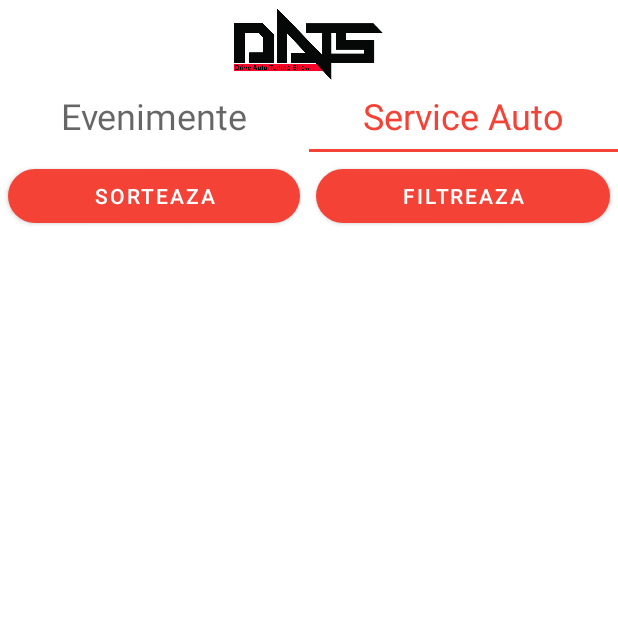
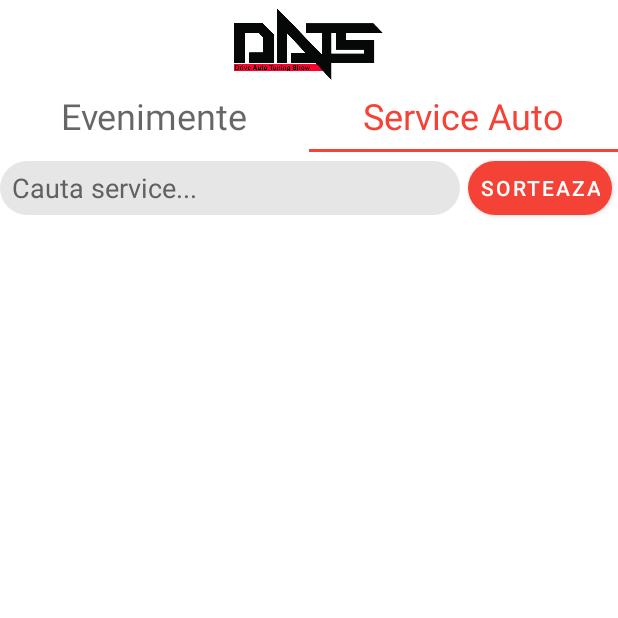
Before and after one commit to carol8/DATS_Evenimente, an Android app: the screen it shows after launch (MainActivity), tab 2 chosen, on a phone screen of 412 x 824 dp, the top half of it. Run offline under Robolectric (Android 15) with nearby library versions, the phone set to English and light mode, and no system bars; our stand-ins replace Firebase (no records; nobody signed in at launch, a user with empty details on screens opened directly).

Commit message:
Finished filtering

```diff
--- a/app/build.gradle
+++ b/app/build.gradle
@@ -40,6 +40,9 @@ android {
         sourceCompatibility JavaVersion.VERSION_1_8
         targetCompatibility JavaVersion.VERSION_1_8
     }
+    buildFeatures {
+        viewBinding true
+    }
 }
 
 dependencies {
@@ -55,6 +58,9 @@ dependencies {
     implementation 'com.google.android.gms:play-services-maps:18.0.2'
     implementation 'com.google.firebase:firebase-storage'
     implementation 'com.github.bumptech.glide:glide:4.13.0'
+    implementation 'androidx.navigation:navigation-fragment:2.4.1'
+    implementation 'androidx.navigation:navigation-ui:2.4.1'
     annotationProcessor 'com.github.bumptech.glide:compiler:4.13.0'
     implementation 'com.firebaseui:firebase-ui-storage:7.2.0'
+    implementation 'com.google.android.material:material:1.5.0'
 }
--- a/app/src/main/java/com/carol8/datsevenimente/controller/ServiciiAdapter.java
+++ b/app/src/main/java/com/carol8/datsevenimente/controller/ServiciiAdapter.java
@@ -30,11 +30,12 @@ import com.google.android.gms.maps.model.MarkerOptions;
 
 import java.util.ArrayList;
 import java.util.Collections;
-import java.util.Comparator;
 import java.util.List;
+import java.util.Locale;
 
 public class ServiciiAdapter extends RecyclerView.Adapter<ServiciiAdapter.ViewHolder>{
-    private final ArrayList<Service> mServicii = new ArrayList<>();
+    private final ArrayList<Service> servicii = new ArrayList<>();
+    private final ArrayList<Service> serviciiFiltrate = new ArrayList<>();
 
     public ServiciiAdapter() {}
 
@@ -49,7 +50,7 @@ public class ServiciiAdapter extends RecyclerView.Adapter<ServiciiAdapter.ViewHo
 
     @Override
     public void onBindViewHolder(@NonNull ServiciiAdapter.ViewHolder holder, int position) {
-        Service service = mServicii.get(position);
+        Service service = serviciiFiltrate.get(position);
 
         holder.numeTextView.setText(service.getNume());
         holder.nrTelefonTextView.setText(String.format("Telefon: %s", service.getNrTelefon()));
@@ -71,18 +72,20 @@ public class ServiciiAdapter extends RecyclerView.Adapter<ServiciiAdapter.ViewHo
 
     @Override
     public int getItemCount() {
-        return mServicii.size();
+        return serviciiFiltrate.size();
     }
 
     @SuppressLint("NotifyDataSetChanged")
     public void clear() {
-        mServicii.clear();
+        servicii.clear();
+        FiltrareServicii("");
         notifyDataSetChanged();
     }
 
     @SuppressLint("NotifyDataSetChanged")
     public void addAllServicii(List<Service> list) {
-        mServicii.addAll(list);
+        servicii.addAll(list);
+        FiltrareServicii("");
         notifyDataSetChanged();
     }
 
@@ -90,11 +93,11 @@ public class ServiciiAdapter extends RecyclerView.Adapter<ServiciiAdapter.ViewHo
     public void sortareServicii(String tip){
         switch (tip){
             case "Alfabetic":
-                Collections.sort(mServicii, (service, t1) -> service.getNume().compareTo(t1.getNume()));
+                Collections.sort(serviciiFiltrate, (service, t1) -> service.getNume().compareTo(t1.getNume()));
                 notifyDataSetChanged();
                 break;
             case "Numar servicii descrescator":
-                Collections.sort(mServicii, (service, t1) ->
+                Collections.sort(serviciiFiltrate, (service, t1) ->
                         t1.getServicii().size() - service.getServicii().size() != 0 ?
                         t1.getServicii().size() - service.getServicii().size() :
                         service.getNume().compareTo(t1.getNume()));
@@ -103,6 +106,23 @@ public class ServiciiAdapter extends RecyclerView.Adapter<ServiciiAdapter.ViewHo
             default:
                 break;
         }
+    }
+
+    @SuppressLint("NotifyDataSetChanged")
+    public void FiltrareServicii(String filtru){
+        serviciiFiltrate.clear();
+        filtru = filtru.toLowerCase(Locale.ROOT).trim();
+        if(filtru.compareTo("") == 0){
+            serviciiFiltrate.addAll(servicii);
+        }
+        else{
+            for(Service service : servicii){
+                if(service.getServiciiString().toLowerCase(Locale.ROOT).trim().contains(filtru)){
+                    serviciiFiltrate.add(service);
+                }
+            }
+        }
+        notifyDataSetChanged();
     }
 
     public static class ViewHolder extends RecyclerView.ViewHolder implements OnMapReadyCallback {
--- a/app/src/main/java/com/carol8/datsevenimente/view/Servicii.java
+++ b/app/src/main/java/com/carol8/datsevenimente/view/Servicii.java
@@ -1,6 +1,8 @@
 package com.carol8.datsevenimente.view;
 
 import android.os.Bundle;
+import android.text.Editable;
+import android.text.TextWatcher;
 import android.util.Pair;
 import android.view.Gravity;
 import android.view.LayoutInflater;
@@ -9,6 +11,7 @@ import android.view.MenuItem;
 import android.view.View;
 import android.view.ViewGroup;
 import android.widget.Button;
+import android.widget.EditText;
 import android.widget.PopupMenu;
 
 import androidx.fragment.app.Fragment;
@@ -63,7 +66,23 @@ public class Servicii extends Fragment {
             });
             popupMenu.show();
         });
-//        Button butonFiltrare = v.findViewById(R.id.butonFiltrare);
+        EditText editTextFiltrare = v.findViewById(R.id.editTextFiltrare);
+        editTextFiltrare.addTextChangedListener(new TextWatcher() {
+            @Override
+            public void beforeTextChanged(CharSequence charSequence, int start, int count, int after) {
+
+            }
+
+            @Override
+            public void onTextChanged(CharSequence charSequence, int start, int before, int count) {
+
+            }
+
+            @Override
+            public void afterTextChanged(Editable editable) {
+                serviciiAdapter.FiltrareServicii(editable.toString());
+            }
+        });
 
         swipeRefreshLayout = v.findViewById(R.id.swipeContainerService);
         swipeRefreshLayout.setOnRefreshListener(this::fetchAsync);
--- /dev/null
+++ b/app/src/main/res/drawable/pill_search.xml
@@ -0,0 +1,14 @@
+<?xml version="1.0" encoding="utf-8"?>
+<shape xmlns:android="http://schemas.android.com/apk/res/android"
+    android:dither="true"
+    android:shape="rectangle">
+
+    <corners android:radius="100dp" />
+
+    <solid android:color="@color/highlight_10" />
+
+    <size
+        android:width="1dp"
+        android:height="1dp" />
+
+</shape>
--- a/app/src/main/res/layout/evenimente.xml
+++ b/app/src/main/res/layout/evenimente.xml
@@ -1,5 +1,5 @@
 <?xml version="1.0" encoding="utf-8"?>
-<LinearLayout xmlns:android="http://schemas.android.com/apk/res/android"
+<android.widget.LinearLayout xmlns:android="http://schemas.android.com/apk/res/android"
     xmlns:tools="http://schemas.android.com/tools"
     android:layout_width="match_parent"
     android:layout_height="match_parent"
@@ -17,4 +17,4 @@
             android:layout_height="match_parent" />
 
     </androidx.swiperefreshlayout.widget.SwipeRefreshLayout>
-</LinearLayout>
+</android.widget.LinearLayout>
--- a/app/src/main/res/layout/item_event.xml
+++ b/app/src/main/res/layout/item_event.xml
@@ -16,7 +16,7 @@
         android:paddingLeft="16dp"
         android:paddingRight="16dp"
         android:textSize="20sp"
-        app:layout_constraintEnd_toStartOf="@+id/evenimentButon"
+        app:layout_constraintEnd_toEndOf="@+id/evenimentDataInceput"
         app:layout_constraintStart_toEndOf="@+id/evenimentIcon"
         app:layout_constraintTop_toTopOf="parent" />
 
@@ -39,6 +39,7 @@
         android:layout_width="0dp"
         android:layout_height="wrap_content"
         android:layout_marginTop="2dp"
+        android:layout_marginEnd="4dp"
         android:background="@drawable/pill_text"
         android:paddingLeft="16dp"
         android:paddingRight="16dp"
--- a/app/src/main/res/layout/item_service.xml
+++ b/app/src/main/res/layout/item_service.xml
@@ -10,6 +10,11 @@
         android:id="@+id/serviceButon"
         android:layout_width="wrap_content"
         android:layout_height="wrap_content"
+        android:layout_marginEnd="4dp"
+        android:paddingLeft="8dp"
+        android:paddingTop="2dp"
+        android:paddingRight="8dp"
+        android:paddingBottom="2dp"
         android:text="Button"
         app:cornerRadius="10dp"
         app:layout_constraintBottom_toBottomOf="@+id/serviceServicii"
--- a/app/src/main/res/layout/service.xml
+++ b/app/src/main/res/layout/service.xml
@@ -6,41 +6,51 @@
     android:layout_height="match_parent"
     android:orientation="vertical">
 
-    <LinearLayout
+    <androidx.constraintlayout.widget.ConstraintLayout
+        android:id="@+id/linearLayout"
         android:layout_width="match_parent"
-        android:layout_height="wrap_content"
-        android:orientation="horizontal"
-        android:paddingTop="5dp"
-        android:paddingBottom="10dp">
+        android:layout_height="wrap_content">
 
-        <Button
-            android:id="@+id/butonSortare"
-            android:layout_width="wrap_content"
+        <EditText
+            android:id="@+id/editTextFiltrare"
+            android:layout_width="0dp"
             android:layout_height="wrap_content"
-            android:layout_marginLeft="5dp"
-            android:layout_marginRight="5dp"
-            android:layout_weight="1"
+            android:layout_marginEnd="5dp"
+            android:autofillHints="auto"
+            android:background="@drawable/pill_search"
+            android:ems="10"
+            android:hint="@string/hint_filtrare"
+            android:imeOptions="actionDone"
+            android:inputType="textPersonName"
+            android:minHeight="36dip"
             android:paddingLeft="8dp"
             android:paddingTop="2dp"
             android:paddingRight="8dp"
             android:paddingBottom="2dp"
-            android:text="@string/buton_sortare"
-            app:cornerRadius="600dp" />
+            android:textColorHint="#616161"
+            app:layout_constraintBottom_toBottomOf="parent"
+            app:layout_constraintEnd_toStartOf="@+id/butonSortare"
+            app:layout_constraintStart_toStartOf="parent"
+            app:layout_constraintTop_toTopOf="parent"
+            tools:ignore="TouchTargetSizeCheck" />
 
         <Button
-            android:id="@+id/butonFiltrare"
-            android:layout_width="wrap_content"
+            android:id="@+id/butonSortare"
+            android:layout_width="0dp"
             android:layout_height="wrap_content"
-            android:layout_marginLeft="5dp"
-            android:layout_marginRight="5dp"
-            android:layout_weight="1"
+            android:layout_marginEnd="4dp"
             android:paddingLeft="8dp"
-            android:paddingTop="2dp"
+            android:paddingTop="0dp"
             android:paddingRight="8dp"
-            android:paddingBottom="2dp"
-            android:text="@string/buton_filtrare"
-            app:cornerRadius="600dp" />
-    </LinearLayout>
+            android:paddingBottom="0dp"
+            android:text="@string/buton_sortare"
+            app:cornerRadius="600dp"
+            app:layout_constraintBottom_toBottomOf="@+id/editTextFiltrare"
+            app:layout_constraintEnd_toEndOf="parent"
+            app:layout_constraintTop_toTopOf="@+id/editTextFiltrare"
+            tools:ignore="TextContrastCheck" />
+
+    </androidx.constraintlayout.widget.ConstraintLayout>
 
     <androidx.swiperefreshlayout.widget.SwipeRefreshLayout
         android:id="@+id/swipeContainerService"
--- /dev/null
+++ b/app/src/main/res/values-land/dimens.xml
@@ -0,0 +1,3 @@
+<resources>
+    <dimen name="fab_margin">48dp</dimen>
+</resources>
--- /dev/null
+++ b/app/src/main/res/values-w1240dp/dimens.xml
@@ -0,0 +1,3 @@
+<resources>
+    <dimen name="fab_margin">200dp</dimen>
+</resources>
--- /dev/null
+++ b/app/src/main/res/values-w600dp/dimens.xml
@@ -0,0 +1,3 @@
+<resources>
+    <dimen name="fab_margin">48dp</dimen>
+</resources>
--- a/app/src/main/res/values/strings.xml
+++ b/app/src/main/res/values/strings.xml
@@ -5,5 +5,5 @@
     <string name="buton_evenimente">Vezi detalii</string>
     <string name="buton_apel">Apeleaza</string>
     <string name="buton_sortare">Sorteaza</string>
-    <string name="buton_filtrare">Filtreaza</string>
+    <string name="hint_filtrare">Cauta service...</string>
 </resources>
```
Also changed, not shown: app/src/main/AndroidManifest.xml (+9 -2 lines), app/src/main/res/values/themes.xml (+12 -1 lines).
